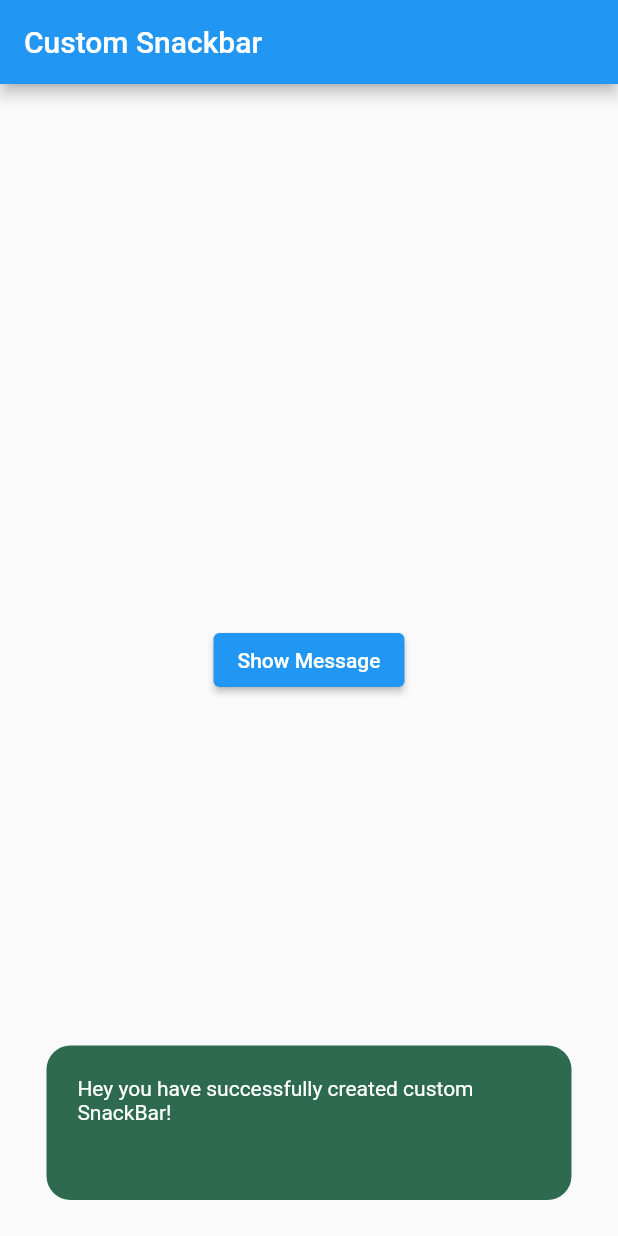
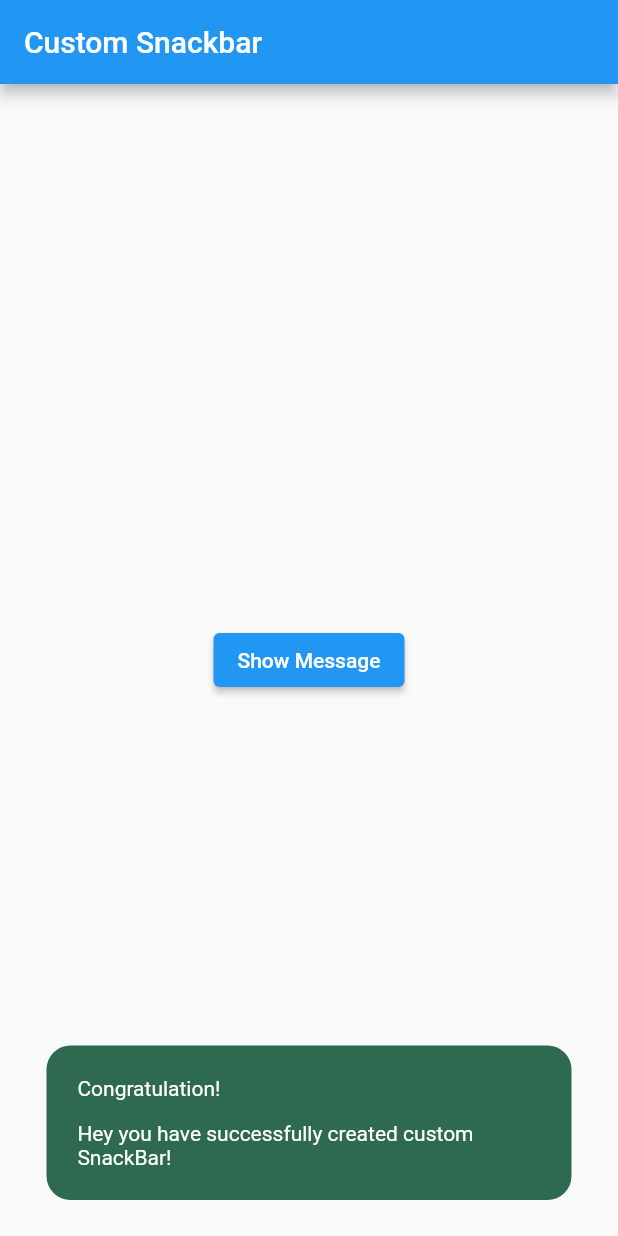
Before and after one commit to dev-gajanan/flutter_widgets, a Flutter app: the screen it shows after launch, after a tap on "Show Message", on a phone screen of 412 x 824 dp. Run offline on Flutter 3.47's test engine with Material 2 defaults, Android fonts, the phone set to English and light mode, and no system bars.

Commit message:
Custom Snackbar inital release

```diff
--- a/custom_snackbar/lib/app_snacbar.dart
+++ b/custom_snackbar/lib/app_snacbar.dart
@@ -55,14 +55,14 @@ class AppSnackBar extends StatelessWidget {
       child: Column(
         crossAxisAlignment: CrossAxisAlignment.start,
         children: [
-          // Text(
-          //   title,
-          //   style: TextStyle(
-          //     color: Colors.white,
-          //     fontSize: 14.0
-          //   )
-          // ),
-         // Spacer(),
+          Text(
+            title,
+            style: TextStyle(
+              color: Colors.white,
+              fontSize: 14.0
+            )
+          ),
+         Spacer(),
           Text(
             message,
             style: TextStyle(color: Colors.white),
```
